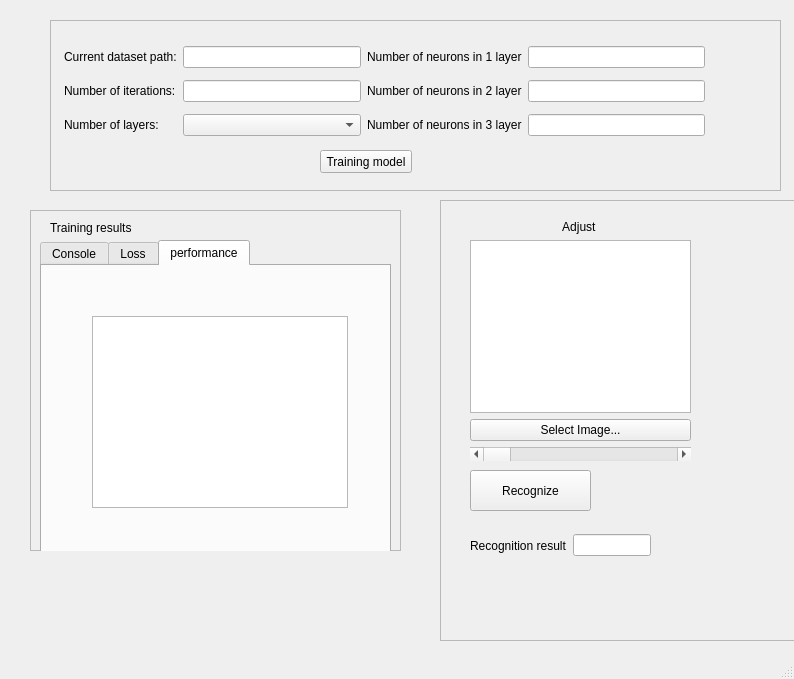
Qt form UI/MLP.ui (boTest831/DI5-S10-ProjetLibre-IA) before a commit.
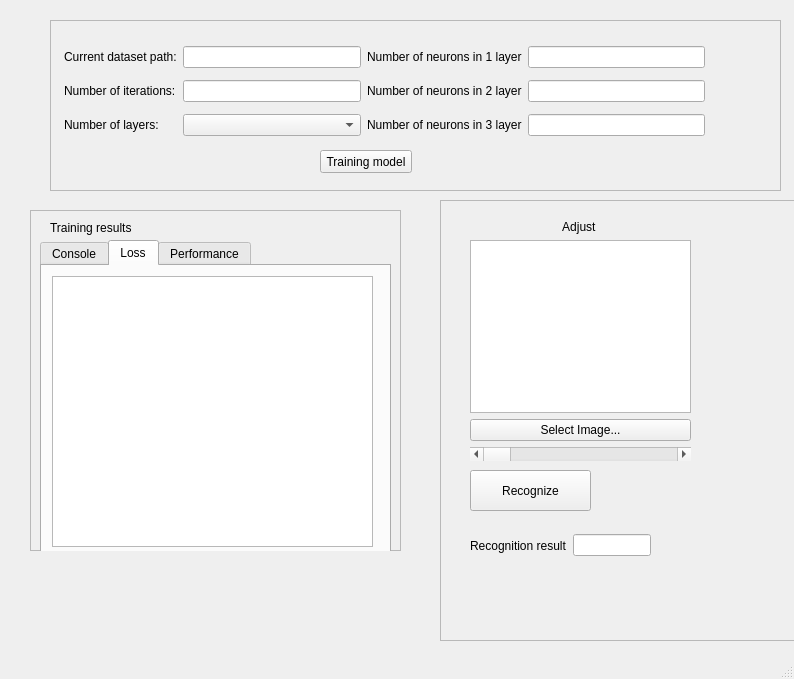
The same form after that commit. The open tabs and pages were chosen to show the change. Icons and pictures are not drawn.

Patch:
```diff
--- a/UI/MLP.ui
+++ b/UI/MLP.ui
@@ -169,25 +169,25 @@
       <widget class="QGraphicsView" name="lossView">
        <property name="geometry">
         <rect>
-         <x>0</x>
+         <x>10</x>
          <y>10</y>
-         <width>331</width>
-         <height>251</height>
+         <width>321</width>
+         <height>271</height>
         </rect>
        </property>
       </widget>
      </widget>
      <widget class="QWidget" name="tab_2">
       <attribute name="title">
-       <string>performance</string>
+       <string>Performance</string>
       </attribute>
-      <widget class="QTextBrowser" name="textBrowser">
+      <widget class="QTextBrowser" name="performanceBrowser">
        <property name="geometry">
         <rect>
-         <x>50</x>
-         <y>50</y>
-         <width>256</width>
-         <height>192</height>
+         <x>10</x>
+         <y>10</y>
+         <width>321</width>
+         <height>271</height>
         </rect>
        </property>
       </widget>
```
Left out of the diff: 10 changed lines with no effect on the pictures.
